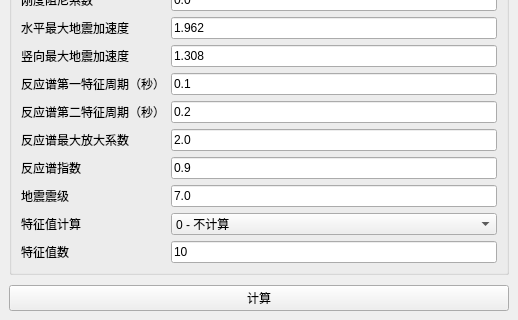
asd977/base_cae, file plugins/Base_Solver/DamAnalysisWidget.ui: the form before one commit; both pictures show x 0 to 518 and y 639 to 959 of the 518 by 959 pixel window.
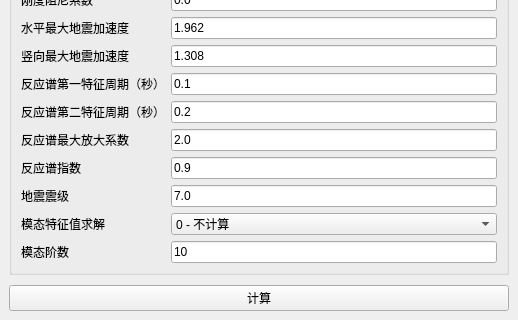
The form after the commit.

Diff of the .ui file:
```diff
--- a/plugins/Base_Solver/DamAnalysisWidget.ui
+++ b/plugins/Base_Solver/DamAnalysisWidget.ui
@@ -741,7 +741,7 @@
         <item row="11" column="0">
          <widget class="QLabel" name="labelLine29">
           <property name="text">
-           <string>特征值计算</string>
+           <string>模态特征值求解</string>
           </property>
           <property name="wordWrap">
            <bool>false</bool>
@@ -771,7 +771,7 @@
         <item row="12" column="0">
          <widget class="QLabel" name="labelLine30">
           <property name="text">
-           <string>特征值数</string>
+           <string>模态阶数</string>
           </property>
           <property name="wordWrap">
            <bool>false</bool>
```
Left out of the diff: 4 changed lines with no effect on the pictures.
